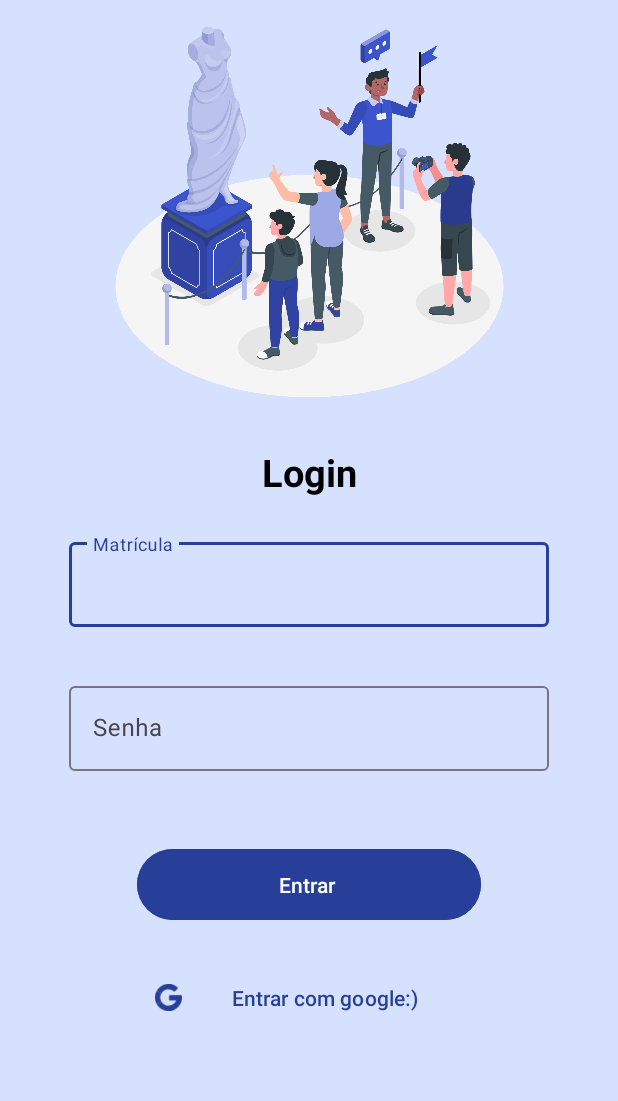
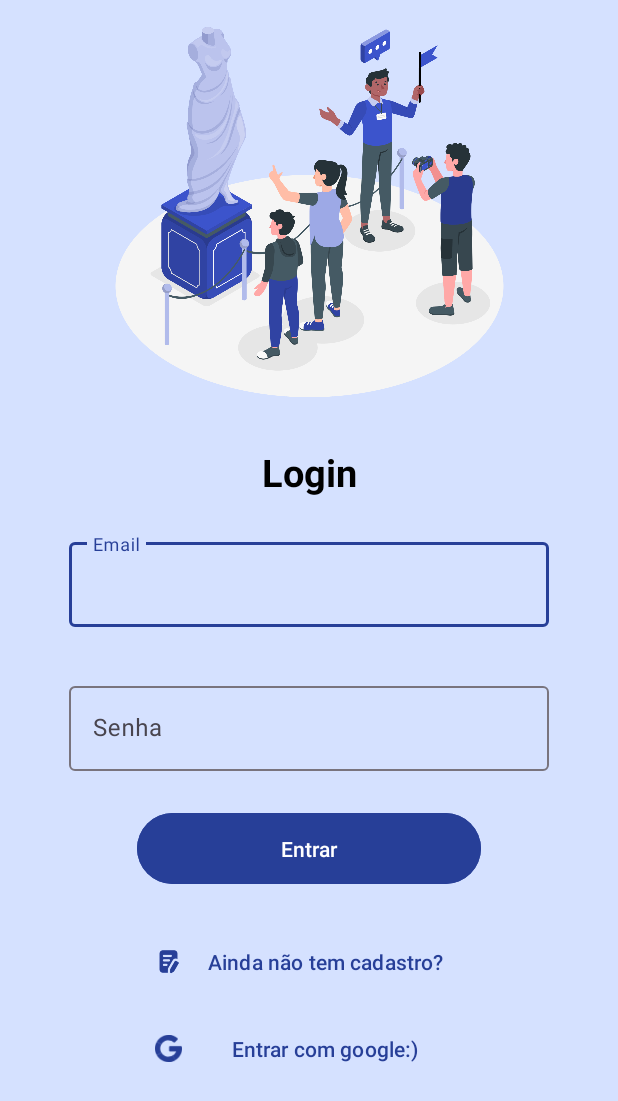
Before and after one commit to LaraaMagalhaes/EspacaoCultural, an Android app: the layout activity_login_visit.xml on its own in the app's theme, with its tools: preview values and no code run, on a phone screen of 412 x 824 dp. Shown: the top 1101 px of the screen. Run offline under Robolectric (Android 15) with nearby library versions, the phone set to English and light mode, and no system bars.

Commit message:
Adicionado navegacao para as telas de login

```diff
--- a/app/build.gradle.kts
+++ b/app/build.gradle.kts
@@ -33,6 +33,9 @@ android {
     kotlinOptions {
         jvmTarget = "1.8"
     }
+    viewBinding {
+        enable = true
+    }
 }
 
 dependencies {
--- a/app/src/main/AndroidManifest.xml
+++ b/app/src/main/AndroidManifest.xml
@@ -12,6 +12,12 @@
         android:supportsRtl="true"
         android:theme="@style/Theme.AppCultural"
         tools:targetApi="31">
+        <activity
+            android:name=".views.LoginVisitActivity"
+            android:exported="false" />
+        <activity
+            android:name=".views.LoginEmployeeActivity"
+            android:exported="false" />
         <activity
             android:name=".views.SaveArtLocation"
             android:exported="true" />
--- a/app/src/main/res/layout/activity_login_visit.xml
+++ b/app/src/main/res/layout/activity_login_visit.xml
@@ -20,19 +20,6 @@
         app:layout_constraintTop_toTopOf="parent"
         app:srcCompat="@drawable/banner_login" />
 
-    <!--    <EditText-->
-    <!--        android:id="@+id/editTextText"-->
-    <!--        android:layout_width="252dp"-->
-    <!--        android:layout_height="53dp"-->
-    <!--        android:layout_marginTop="28dp"-->
-    <!--        android:ems="10"-->
-    <!--        android:inputType="text"-->
-    <!--        android:hint="Name"-->
-    <!--        app:layout_constraintEnd_toEndOf="parent"-->
-    <!--        app:layout_constraintHorizontal_bias="0.496"-->
-    <!--        app:layout_constraintStart_toStartOf="parent"-->
-    <!--        app:layout_constraintTop_toBottomOf="@+id/textView4" />-->
-
     <TextView
         android:id="@+id/textView5"
         android:layout_width="wrap_content"
@@ -46,25 +33,13 @@
         app:layout_constraintStart_toStartOf="parent"
         app:layout_constraintTop_toBottomOf="@+id/imageView3" />
 
-    <Button
-        android:id="@+id/button"
-        android:layout_width="229dp"
-        android:layout_height="55dp"
-        android:layout_marginTop="48dp"
-        android:backgroundTint="@color/blue2"
-        android:text="Entrar
-"
-        app:layout_constraintEnd_toEndOf="parent"
-        app:layout_constraintStart_toStartOf="parent"
-        app:layout_constraintTop_toBottomOf="@+id/editTextTextPassword" />
-
     <com.google.android.material.textfield.TextInputLayout
         android:id="@+id/editTextTextEmail"
         android:layout_width="320dp"
         android:layout_height="wrap_content"
         android:layout_marginTop="24dp"
         android:ems="10"
-        android:hint="Matrícula"
+        android:hint="Email"
         android:inputType="textPassword"
         app:layout_constraintEnd_toEndOf="parent"
         app:layout_constraintHorizontal_bias="0.497"
@@ -98,29 +73,37 @@
     </com.google.android.material.textfield.TextInputLayout>
 
     <Button
-        android:id="@+id/button6"
+        android:id="@+id/login_button"
+        android:layout_width="229dp"
+        android:layout_height="55dp"
+        android:layout_marginTop="24dp"
+        android:backgroundTint="@color/blue2"
+        android:text="Entrar"
+        app:layout_constraintEnd_toEndOf="parent"
+        app:layout_constraintStart_toStartOf="parent"
+        app:layout_constraintTop_toBottomOf="@+id/editTextTextPassword" />
+
+    <Button
+        android:id="@+id/signup_button"
         style="@style/Widget.Material3.Button.TextButton"
         android:layout_width="229dp"
         android:layout_height="wrap_content"
         android:layout_marginTop="24dp"
+        android:text="Ainda não tem cadastro?"
+        app:icon="@drawable/icon_cadastro"
+        app:layout_constraintEnd_toEndOf="parent"
+        app:layout_constraintStart_toStartOf="parent"
+        app:layout_constraintTop_toBottomOf="@+id/login_button"/>
+
+    <Button
+        android:id="@+id/signup_button_google"
+        style="@style/Widget.Material3.Button.TextButton"
+        android:layout_width="229dp"
+        android:layout_height="wrap_content"
+        android:layout_marginTop="10dp"
         android:text="Entrar com google:)"
         app:icon="@drawable/google"
         app:layout_constraintEnd_toEndOf="parent"
         app:layout_constraintStart_toStartOf="parent"
-        app:layout_constraintTop_toBottomOf="@+id/button"/>
-    <!--    <EditText-->
-    <!--        android:id="@+id/editTextTextPassword"-->
-    <!--        android:layout_width="252dp"-->
-    <!--        android:layout_height="53dp"-->
-    <!--        android:layout_marginTop="24dp"-->
-    <!--        android:ems="10"-->
-    <!--        android:inputType="textPassword"-->
-    <!--        android:hint="senha"-->
-    <!--        app:layout_constraintEnd_toEndOf="parent"-->
-    <!--        app:layout_constraintHorizontal_bias="0.497"-->
-    <!--        app:layout_constraintStart_toStartOf="parent"-->
-    <!--        app:layout_constraintTop_toBottomOf="@+id/editTextText" />-->
-
-
-
+        app:layout_constraintTop_toBottomOf="@+id/signup_button" />
 </androidx.constraintlayout.widget.ConstraintLayout>
```
Also changed, not shown: app/src/main/java/com/example/appcultural/MainActivity.kt (+18 -2 lines), app/src/main/java/com/example/appcultural/views/LoginEmployeeActivity.kt (added, +15 -0 lines), app/src/main/java/com/example/appcultural/views/LoginVisitActivity.kt (added, +15 -0 lines), app/src/main/res/layout/activity_login_employee.xml (renamed from app/src/main/res/layout/activity_login_func.xml, +3 -15 lines), app/src/main/res/layout/activity_main.xml (+7 -5 lines), app/src/main/res/layout/activity_welcome.xml (+6 -4 lines).
